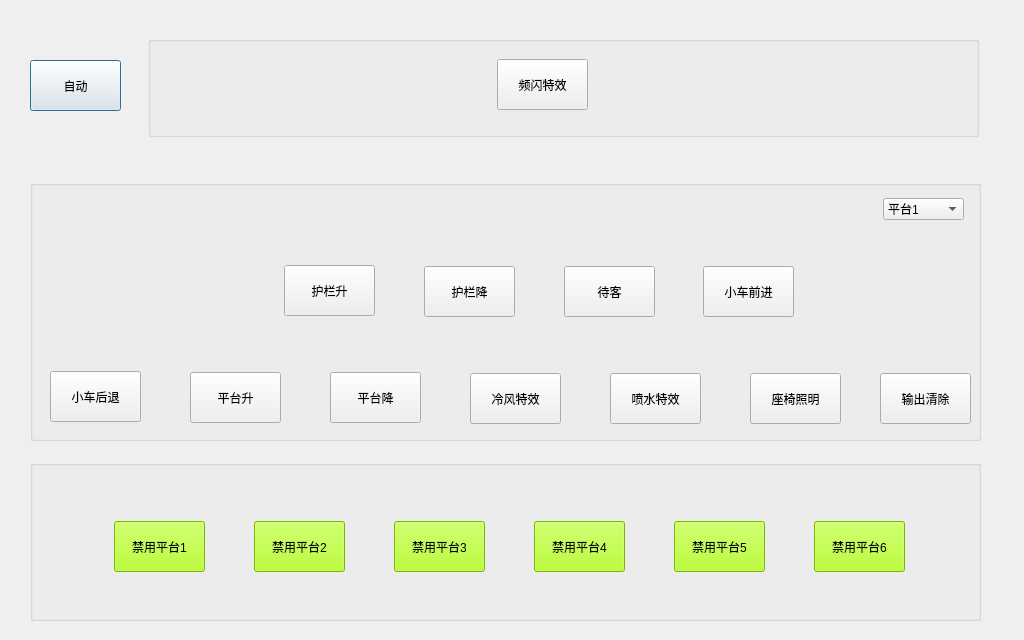
Before: the Qt Designer form motushand.ui in MT-REP/guizhouhuoxingche, drawn with Qt 5.
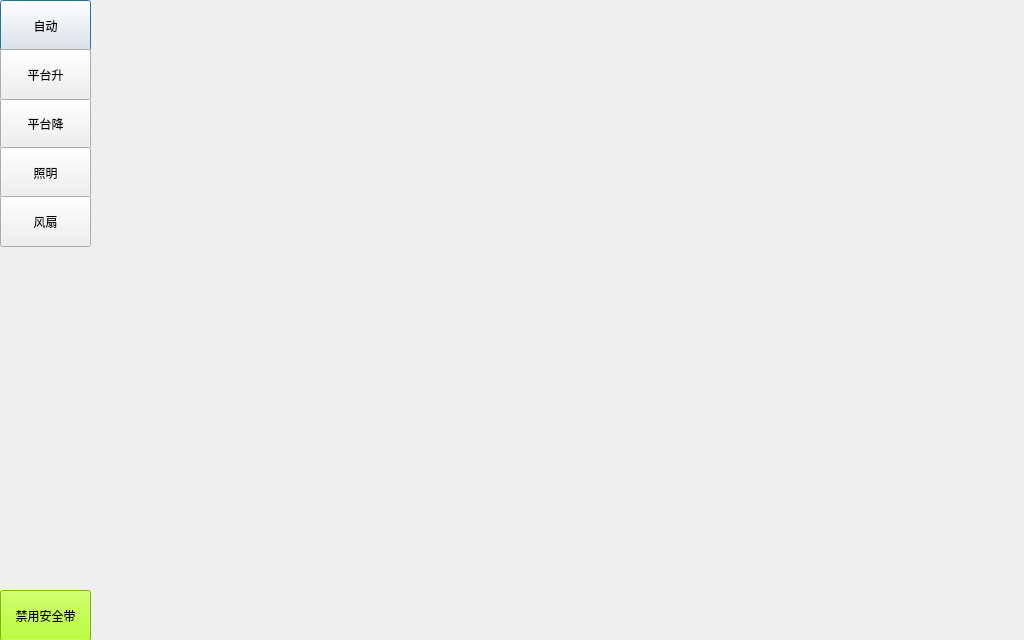
After: the same form once the commit is applied. Icons and pictures are not drawn.

Diff of the .ui file:
```diff
--- a/motushand.ui
+++ b/motushand.ui
@@ -31,8 +31,8 @@
   <widget class="QPushButton" name="handButton">
    <property name="geometry">
     <rect>
-     <x>30</x>
-     <y>60</y>
+     <x>0</x>
+     <y>0</y>
      <width>91</width>
      <height>51</height>
     </rect>
@@ -41,336 +41,73 @@
     <string>自动</string>
    </property>
   </widget>
-  <widget class="QGroupBox" name="platfromAbleGroupBox">
+  <widget class="QPushButton" name="platfromDown">
    <property name="geometry">
     <rect>
-     <x>30</x>
-     <y>460</y>
-     <width>951</width>
-     <height>161</height>
+     <x>0</x>
+     <y>98</y>
+     <width>91</width>
+     <height>51</height>
     </rect>
    </property>
-   <property name="title">
-    <string/>
+   <property name="text">
+    <string>平台降</string>
    </property>
-   <widget class="QPushButton" name="disablePlatfrom1">
-    <property name="geometry">
-     <rect>
-      <x>84</x>
-      <y>61</y>
-      <width>91</width>
-      <height>51</height>
-     </rect>
-    </property>
-    <property name="styleSheet">
-     <string notr="true">background-color: rgb(170, 255, 0);</string>
-    </property>
-    <property name="text">
-     <string>禁用平台1</string>
-    </property>
-   </widget>
-   <widget class="QPushButton" name="disablePlatfrom3">
-    <property name="geometry">
-     <rect>
-      <x>364</x>
-      <y>61</y>
-      <width>91</width>
-      <height>51</height>
-     </rect>
-    </property>
-    <property name="styleSheet">
-     <string notr="true">background-color: rgb(170, 255, 0);</string>
-    </property>
-    <property name="text">
-     <string>禁用平台3</string>
-    </property>
-   </widget>
-   <widget class="QPushButton" name="disablePlatfrom4">
-    <property name="geometry">
-     <rect>
-      <x>504</x>
-      <y>61</y>
-      <width>91</width>
-      <height>51</height>
-     </rect>
-    </property>
-    <property name="styleSheet">
-     <string notr="true">background-color: rgb(170, 255, 0);</string>
-    </property>
-    <property name="text">
-     <string>禁用平台4</string>
-    </property>
-   </widget>
-   <widget class="QPushButton" name="disablePlatfrom5">
-    <property name="geometry">
-     <rect>
-      <x>644</x>
-      <y>61</y>
-      <width>91</width>
-      <height>51</height>
-     </rect>
-    </property>
-    <property name="styleSheet">
-     <string notr="true">background-color: rgb(170, 255, 0);</string>
-    </property>
-    <property name="text">
-     <string>禁用平台5</string>
-    </property>
-   </widget>
-   <widget class="QPushButton" name="disablePlatfrom6">
-    <property name="geometry">
-     <rect>
-      <x>784</x>
-      <y>61</y>
-      <width>91</width>
-      <height>51</height>
-     </rect>
-    </property>
-    <property name="styleSheet">
-     <string notr="true">background-color: rgb(170, 255, 0);</string>
-    </property>
-    <property name="text">
-     <string>禁用平台6</string>
-    </property>
-   </widget>
-   <widget class="QPushButton" name="disablePlatfrom2">
-    <property name="geometry">
-     <rect>
-      <x>224</x>
-      <y>61</y>
-      <width>91</width>
-      <height>51</height>
-     </rect>
-    </property>
-    <property name="styleSheet">
-     <string notr="true">background-color: rgb(170, 255, 0);</string>
-    </property>
-    <property name="text">
-     <string>禁用平台2</string>
-    </property>
-   </widget>
   </widget>
-  <widget class="QGroupBox" name="handFunctionGroupBox">
+  <widget class="QPushButton" name="platfromUp">
    <property name="geometry">
     <rect>
-     <x>30</x>
-     <y>180</y>
-     <width>951</width>
-     <height>261</height>
+     <x>0</x>
+     <y>49</y>
+     <width>91</width>
+     <height>51</height>
     </rect>
    </property>
-   <property name="title">
-    <string/>
+   <property name="text">
+    <string>平台升</string>
    </property>
-   <widget class="QPushButton" name="carFront">
-    <property name="geometry">
-     <rect>
-      <x>673</x>
-      <y>86</y>
-      <width>91</width>
-      <height>51</height>
-     </rect>
-    </property>
-    <property name="text">
-     <string>小车前进</string>
-    </property>
-   </widget>
-   <widget class="QPushButton" name="guardBarUp">
-    <property name="geometry">
-     <rect>
-      <x>254</x>
-      <y>85</y>
-      <width>91</width>
-      <height>51</height>
-     </rect>
-    </property>
-    <property name="text">
-     <string>护栏升</string>
-    </property>
-   </widget>
-   <widget class="QPushButton" name="guardBarDown">
-    <property name="geometry">
-     <rect>
-      <x>394</x>
-      <y>86</y>
-      <width>91</width>
-      <height>51</height>
-     </rect>
-    </property>
-    <property name="text">
-     <string>护栏降</string>
-    </property>
-   </widget>
-   <widget class="QPushButton" name="waitingLight">
-    <property name="geometry">
-     <rect>
-      <x>534</x>
-      <y>86</y>
-      <width>91</width>
-      <height>51</height>
-     </rect>
-    </property>
-    <property name="text">
-     <string>待客</string>
-    </property>
-   </widget>
-   <widget class="QPushButton" name="carBack">
-    <property name="geometry">
-     <rect>
-      <x>20</x>
-      <y>191</y>
-      <width>91</width>
-      <height>51</height>
-     </rect>
-    </property>
-    <property name="text">
-     <string>小车后退</string>
-    </property>
-   </widget>
-   <widget class="QPushButton" name="platfromDown">
-    <property name="geometry">
-     <rect>
-      <x>300</x>
-      <y>192</y>
-      <width>91</width>
-      <height>51</height>
-     </rect>
-    </property>
-    <property name="text">
-     <string>平台降</string>
-    </property>
-   </widget>
-   <widget class="QPushButton" name="platfromUp">
-    <property name="geometry">
-     <rect>
-      <x>160</x>
-      <y>192</y>
-      <width>91</width>
-      <height>51</height>
-     </rect>
-    </property>
-    <property name="text">
-     <string>平台升</string>
-    </property>
-   </widget>
-   <widget class="QComboBox" name="comboBox">
-    <property name="geometry">
-     <rect>
-      <x>853</x>
-      <y>18</y>
-      <width>81</width>
-      <height>22</height>
-     </rect>
-    </property>
-    <item>
-     <property name="text">
-      <string>平台1</string>
-     </property>
-    </item>
-    <item>
-     <property name="text">
-      <string>平台2</string>
-     </property>
-    </item>
-    <item>
-     <property name="text">
-      <string>平台3</string>
-     </property>
-    </item>
-    <item>
-     <property name="text">
-      <string>平台4</string>
-     </property>
-    </item>
-    <item>
-     <property name="text">
-      <string>平台5</string>
-     </property>
-    </item>
-    <item>
-     <property name="text">
-      <string>平台6</string>
-     </property>
-    </item>
-   </widget>
-   <widget class="QPushButton" name="coldWind">
-    <property name="geometry">
-     <rect>
-      <x>440</x>
-      <y>193</y>
-      <width>91</width>
-      <height>51</height>
-     </rect>
-    </property>
-    <property name="text">
-     <string>冷风特效</string>
-    </property>
-   </widget>
-   <widget class="QPushButton" name="sprayWater">
-    <property name="geometry">
-     <rect>
-      <x>580</x>
-      <y>193</y>
-      <width>91</width>
-      <height>51</height>
-     </rect>
-    </property>
-    <property name="text">
-     <string>喷水特效</string>
-    </property>
-   </widget>
-   <widget class="QPushButton" name="seatLight">
-    <property name="geometry">
-     <rect>
-      <x>720</x>
-      <y>193</y>
-      <width>91</width>
-      <height>51</height>
-     </rect>
-    </property>
-    <property name="text">
-     <string>座椅照明</string>
-    </property>
-   </widget>
-   <widget class="QPushButton" name="outputClear">
-    <property name="geometry">
-     <rect>
-      <x>850</x>
-      <y>193</y>
-      <width>91</width>
-      <height>51</height>
-     </rect>
-    </property>
-    <property name="text">
-     <string>输出清除</string>
-    </property>
-   </widget>
   </widget>
-  <widget class="QGroupBox" name="mainGroupBox">
+  <widget class="QPushButton" name="disableSafetyBelt">
    <property name="geometry">
     <rect>
-     <x>148</x>
-     <y>36</y>
-     <width>831</width>
-     <height>101</height>
+     <x>0</x>
+     <y>590</y>
+     <width>91</width>
+     <height>51</height>
     </rect>
    </property>
-   <property name="title">
-    <string/>
+   <property name="styleSheet">
+    <string notr="true">background-color: rgb(170, 255, 0);</string>
    </property>
-   <widget class="QPushButton" name="strobeEffect">
-    <property name="geometry">
-     <rect>
-      <x>349</x>
-      <y>23</y>
-      <width>91</width>
-      <height>51</height>
-     </rect>
-    </property>
-    <property name="text">
-     <string>频闪特效</string>
-    </property>
-   </widget>
+   <property name="text">
+    <string>禁用安全带</string>
+   </property>
+  </widget>
+  <widget class="QPushButton" name="illumination">
+   <property name="geometry">
+    <rect>
+     <x>0</x>
+     <y>147</y>
+     <width>91</width>
+     <height>51</height>
+    </rect>
+   </property>
+   <property name="text">
+    <string>照明</string>
+   </property>
+  </widget>
+  <widget class="QPushButton" name="fan">
+   <property name="geometry">
+    <rect>
+     <x>0</x>
+     <y>196</y>
+     <width>91</width>
+     <height>51</height>
+    </rect>
+   </property>
+   <property name="text">
+    <string>风扇</string>
+   </property>
   </widget>
  </widget>
  <resources/>
```
